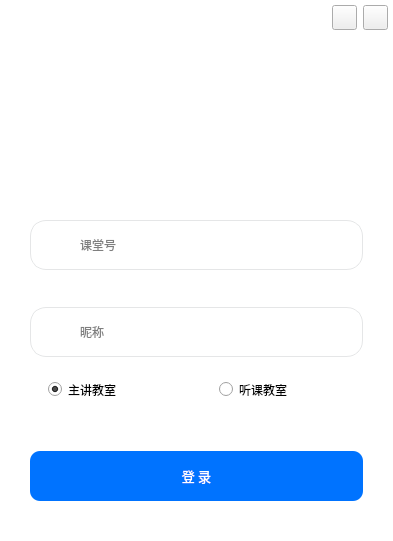
This is src/agora_edu_demo/ui/AgoraLoginWidget.ui in AgoraIO-Usecase/AgoraDualTeacher as Qt 5 draws it before an edit. The edited form follows.
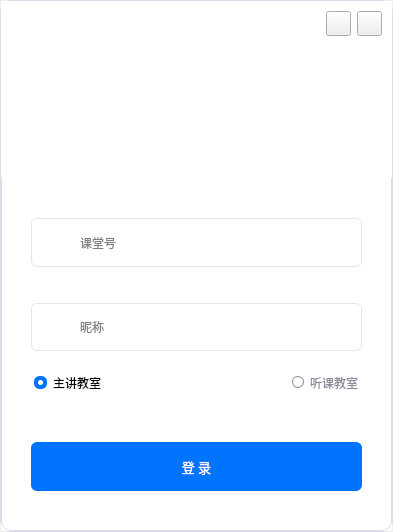
This is the edited form. Icons and pictures are not drawn.

What changed in the file:
```diff
--- a/src/agora_edu_demo/ui/AgoraLoginWidget.ui
+++ b/src/agora_edu_demo/ui/AgoraLoginWidget.ui
@@ -6,10 +6,22 @@
    <rect>
     <x>0</x>
     <y>0</y>
-    <width>393</width>
-    <height>541</height>
+    <width>389</width>
+    <height>532</height>
    </rect>
   </property>
+  <property name="minimumSize">
+   <size>
+    <width>0</width>
+    <height>0</height>
+   </size>
+  </property>
+  <property name="maximumSize">
+   <size>
+    <width>9999</width>
+    <height>9999</height>
+   </size>
+  </property>
   <property name="contextMenuPolicy">
    <enum>Qt::NoContextMenu</enum>
   </property>
@@ -21,8 +33,9 @@
     <normaloff>.</normaloff>.</iconset>
   </property>
   <property name="styleSheet">
-   <string notr="true">#QSubLoginWidget{
-	background-color: rgb(255, 255, 255);
+   <string notr="true">QWidget#AgoraLoginWidget{
+border-radius: 16px;
+border: 20px solid #DBDBEA;
 }
 </string>
   </property>
@@ -31,19 +44,25 @@
     <number>0</number>
    </property>
    <property name="leftMargin">
-    <number>0</number>
+    <number>1</number>
    </property>
    <property name="topMargin">
-    <number>0</number>
+    <number>1</number>
    </property>
    <property name="rightMargin">
-    <number>0</number>
+    <number>1</number>
    </property>
    <property name="bottomMargin">
-    <number>0</number>
+    <number>1</number>
    </property>
    <item>
     <widget class="QWidget" name="QSubLoginWidget" native="true">
+     <property name="styleSheet">
+      <string notr="true">#QSubLoginWidget{
+	background-color: rgb(255, 255, 255);
+}
+</string>
+     </property>
      <layout class="QVBoxLayout" name="verticalLayout" stretch="1,2">
       <property name="spacing">
        <number>0</number>
@@ -69,7 +88,7 @@
 border-image:url(&quot;:/image/resource/pic-blue@2x.png&quot;)
 }</string>
           </property>
-          <layout class="QVBoxLayout" name="verticalLayout_4" stretch="1,5,2">
+          <layout class="QVBoxLayout" name="verticalLayout_4" stretch="0,5,2">
            <property name="spacing">
             <number>0</number>
            </property>
@@ -86,12 +105,22 @@
             <number>10</number>
            </property>
            <item>
+            <widget class="QWidget" name="top_widget" native="true">
+             <property name="styleSheet">
+              <string notr="true">
+#top_widget{
+border-top-left-radius:10px;
+border-top-right-radius:10px;
+}
+
+</string>
+             </property>
             <layout class="QHBoxLayout" name="TitleLayout">
              <property name="topMargin">
-              <number>5</number>
+               <number>10</number>
              </property>
              <property name="rightMargin">
-              <number>5</number>
+               <number>10</number>
              </property>
              <item>
               <spacer name="horizontalSpacer_3">
@@ -175,6 +204,7 @@
               </widget>
              </item>
             </layout>
+            </widget>
            </item>
            <item>
             <layout class="QHBoxLayout" name="horizontalLayout" stretch="3,2,3">
@@ -254,6 +284,17 @@
        </layout>
       </item>
       <item>
+       <widget class="QWidget" name="bottom" native="true">
+        <property name="styleSheet">
+         <string notr="true">#bottom{
+background-color: rgb(255, 255, 255);
+border-bottom-left-radius:10px;
+border-bottom-right-radius:10px;
+border-bottom:0.5px solid #DBDBEA;
+border-right:0.5px solid #DBDBEA;
+border-left:0.5px solid #DBDBEA;
+}</string>
+        </property>
        <layout class="QVBoxLayout" name="verticalLayout_6" stretch="2,1,2,2,1,2">
         <property name="leftMargin">
          <number>30</number>
@@ -298,8 +339,8 @@
              </property>
              <property name="styleSheet">
               <string notr="true">border: 1px solid #E5E6E7;
-border-top-left-radius: 16px;
-border-bottom-left-radius:16px;
+border-top-left-radius: 6px;
+border-bottom-left-radius:6px;
 border-right:none;
 background-image:url(&quot;:/image/resource/icon-classroom-name.png&quot;);
 background-repeat: none;
@@ -326,8 +367,8 @@
              </property>
              <property name="styleSheet">
               <string notr="true">border: 1px solid #E5E6E7;
-border-top-right-radius: 16px;
-border-bottom-right-radius:16px;
+border-top-right-radius: 6px;
+border-bottom-right-radius:6px;
 border-left:none;
 background-repeat: none;
 background-position: center;
@@ -381,8 +422,8 @@
             <widget class="QLabel" name="UserIconLabel">
              <property name="styleSheet">
               <string notr="true">border: 1px solid #E5E6E7;
-border-top-left-radius: 16px;
-border-bottom-left-radius:16px;
+border-top-left-radius: 6px;
+border-bottom-left-radius:6px;
 border-right:none;
 background-image:url(&quot;:/image/resource/icon-username.png&quot;);
 background-repeat: none;
@@ -409,8 +450,8 @@
              </property>
              <property name="styleSheet">
               <string notr="true">border: 1px solid #E5E6E7;
-border-top-right-radius: 16px;
-border-bottom-right-radius:16px;
+border-top-right-radius: 6px;
+border-bottom-right-radius:6px;
 border-left:none;
 background-repeat: none;
 background-position: center;
@@ -436,14 +477,14 @@
            <string/>
           </property>
           <property name="alignment">
-           <set>Qt::AlignCenter</set>
+            <set>Qt::AlignLeading|Qt::AlignLeft|Qt::AlignVCenter</set>
           </property>
           <layout class="QHBoxLayout" name="horizontalLayout_5" stretch="1,1">
            <property name="spacing">
-            <number>30</number>
+             <number>190</number>
            </property>
            <property name="leftMargin">
-            <number>15</number>
+             <number>0</number>
            </property>
            <property name="topMargin">
             <number>0</number>
@@ -464,6 +505,27 @@
              <property name="layoutDirection">
               <enum>Qt::LeftToRight</enum>
              </property>
+              <property name="styleSheet">
+               <string notr="true">QRadioButton:unchecked {
+	color: #8a8a9a;
+}
+
+QRadioButton::indicator:unchecked {
+    width:                  10px;
+    height:                 10px;
+    border-radius:          6px;
+    background-color:       #fff;
+    border:                 1px solid #8a8a9a;
+}
+
+QRadioButton::indicator:checked {
+    width:                  5px;
+    height:                 5px;
+    border-radius:          6px;
+    background-color:       #fff;
+    border:                 4px solid #0073ff;
+}</string>
+              </property>
              <property name="text">
               <string>主讲教室</string>
              </property>
@@ -479,6 +541,30 @@
                <family>微软雅黑</family>
               </font>
              </property>
+              <property name="layoutDirection">
+               <enum>Qt::LeftToRight</enum>
+              </property>
+              <property name="styleSheet">
+               <string notr="true">QRadioButton:unchecked {
+	color: #8a8a9a;
+}
+
+QRadioButton::indicator:unchecked {
+    width:                  10px;
+    height:                 10px;
+    border-radius:          6px;
+    background-color:       #fff;
+    border:                 1px solid #8a8a9a;
+}
+
+QRadioButton::indicator:checked {
+    width:                  5px;
+    height:                 5px;
+    border-radius:          6px;
+    background-color:       #fff;
+    border:                 4px solid #0073ff;
+}</string>
+              </property>
              <property name="text">
               <string>听课教室</string>
              </property>
@@ -517,9 +603,23 @@
            </font>
           </property>
           <property name="styleSheet">
-           <string notr="true">background-color:#0073FF;
-border-radius:10px;
-color:white</string>
+            <string notr="true">QPushButton{
+background-color:#0073FF;
+border-radius:6px;
+color:white
+}
+
+QPushButton:hover{
+background-color:#3590FF;
+border-radius:6px;
+color:white
+}
+
+QPushButton:pressed{
+background-color: #0E62C8;
+border-radius:6px;
+color:white
+}</string>
           </property>
           <property name="text">
            <string>登 录</string>
@@ -527,6 +627,7 @@
          </widget>
         </item>
        </layout>
+       </widget>
       </item>
      </layout>
     </widget>
```
Left out of the diff: 9 changed lines with no effect on the pictures. Lines whose indentation alone changed are shown as unchanged.
